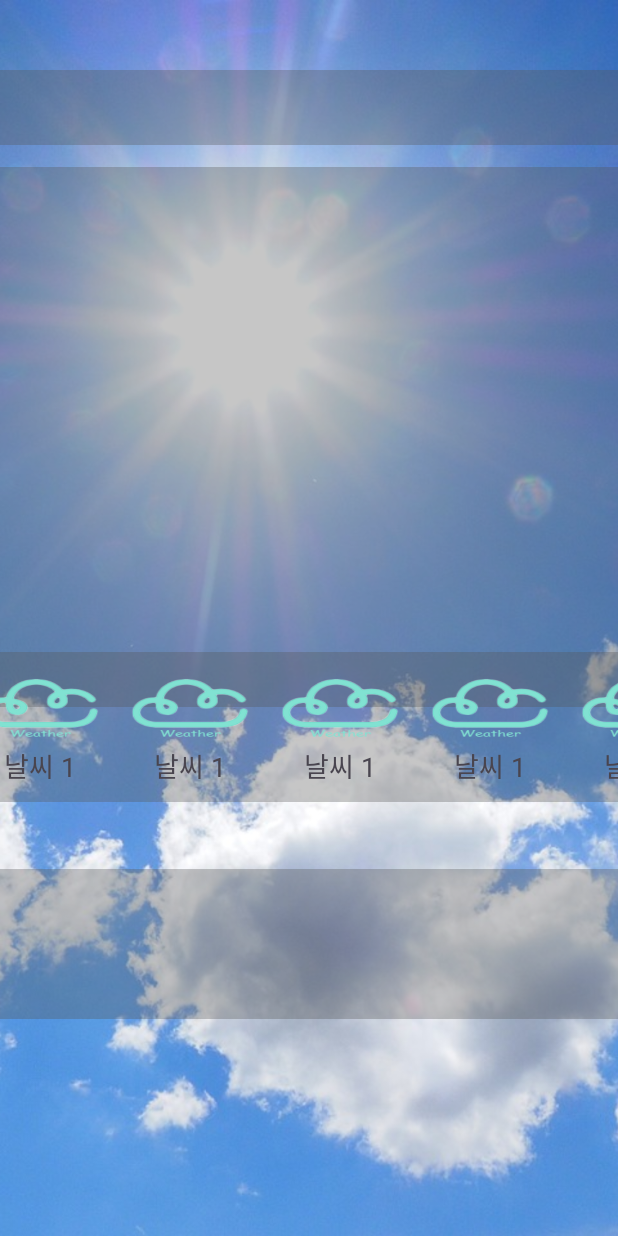
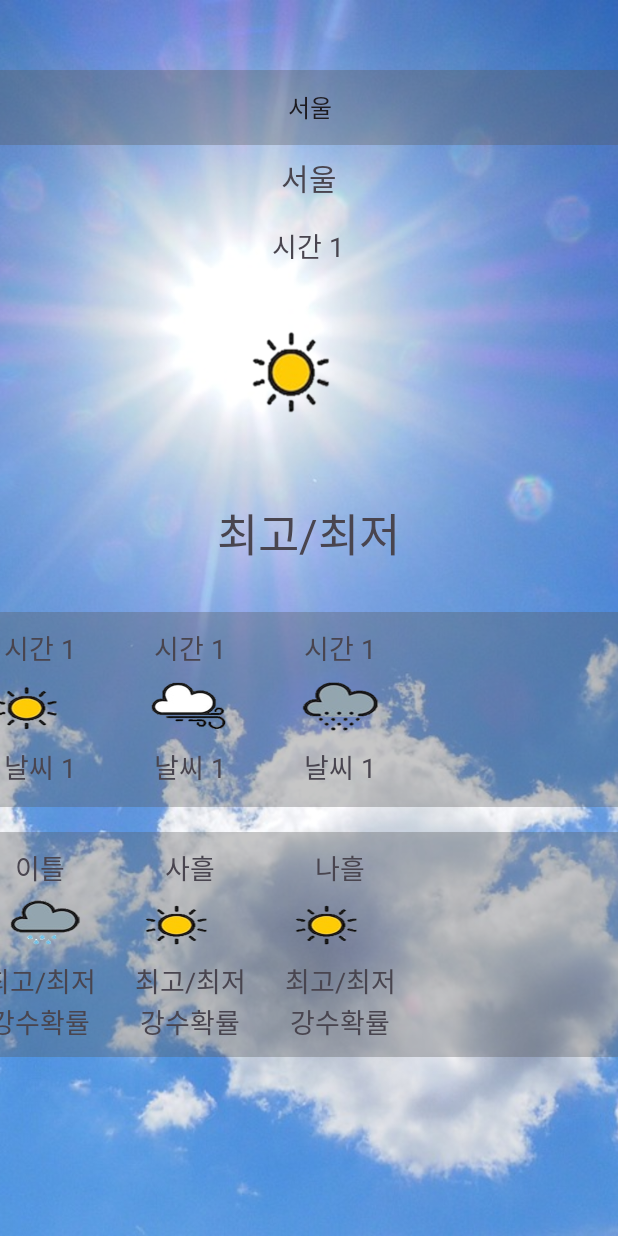
Before and after one commit to JUNUHAM/Java-Project-Weather-App-, an Android app: the screen it shows after launch (MainActivity), on a phone screen of 412 x 824 dp. Run offline under Robolectric (Android 15) with nearby library versions, the phone set to English and light mode, and no system bars.

Commit message:
Spinner 구현

```diff
--- a/app/src/main/java/com/example/weatherproject/MainActivity.java
+++ b/app/src/main/java/com/example/weatherproject/MainActivity.java
@@ -5,6 +5,7 @@ import android.view.View;
 import android.widget.AdapterView;
 import android.widget.ArrayAdapter;
 import android.widget.Spinner;
+import android.widget.TextView;
 
 import androidx.activity.EdgeToEdge;
 import androidx.appcompat.app.AppCompatActivity;
@@ -14,11 +15,32 @@ import androidx.core.view.WindowInsetsCompat;
 
 public class MainActivity extends AppCompatActivity {
 
+    TextView cityName;
+
+    String[] itmes = {"서울", "인천", "대전", "대구", "울산", "부산", "광주", "안양"};
     @Override
     protected void onCreate(Bundle savedInstanceState) {
         super.onCreate(savedInstanceState);
         EdgeToEdge.enable(this);
         setContentView(R.layout.activity_main);
 
+        cityName = findViewById(R.id.cityName);
+        Spinner spinner = findViewById(R.id.my_spinner);
+
+        ArrayAdapter<String> adapter = new ArrayAdapter<String>(this, android.R.layout.simple_spinner_item, itmes);
+        adapter.setDropDownViewResource(android.R.layout.simple_spinner_dropdown_item);
+        spinner.setAdapter(adapter);
+
+        spinner.setOnItemSelectedListener(new AdapterView.OnItemSelectedListener() {
+            @Override
+            public void onItemSelected(AdapterView<?> parent, View view, int position, long id) {
+                cityName.setText(itmes[position]);
+            }
+
+            @Override
+            public void onNothingSelected(AdapterView<?> parent) {
+                cityName.setText("도시 선택");
+            }
+        });
     }
 }
--- a/app/src/main/res/layout/activity_main.xml
+++ b/app/src/main/res/layout/activity_main.xml
@@ -13,8 +13,8 @@
         android:scaleType="centerCrop"
         android:src="@drawable/sunny_day" />
 
-    <androidx.appcompat.widget.AppCompatSpinner
-        android:id="@+id/spn_SPList"
+    <Spinner
+        android:id="@+id/my_spinner"
         android:layout_width="460dp"
         android:layout_height="50dp"
         android:background="#5555"
@@ -25,31 +25,86 @@
         app:layout_constraintStart_toStartOf="parent"
         app:layout_constraintTop_toTopOf="parent"
         app:layout_constraintBottom_toBottomOf="parent"
-        app:layout_constraintVertical_bias="0.06"
-        tools:ignore="MissingConstraints" />
+        app:layout_constraintVertical_bias="0.06"/>
 
-    <View
-        android:id="@+id/view"
-        android:layout_width="460dp"
-        android:layout_height="360dp"
-        android:background="#5555"
+    <TextView
+        android:layout_width="wrap_content"
+        android:layout_height="wrap_content"
+        android:id="@+id/cityName"
         app:layout_constraintEnd_toEndOf="parent"
         app:layout_constraintStart_toStartOf="parent"
         app:layout_constraintTop_toTopOf="parent"
         app:layout_constraintBottom_toBottomOf="parent"
-        app:layout_constraintVertical_bias="0.24"
+        app:layout_constraintVertical_bias="0.13"
+        android:textSize="20dp"
+        android:text="도시 선택"/>
+
+    <View
+        android:id="@+id/view"
+        android:layout_width="400dp"
+        android:layout_height="300dp"
+        android:background="#0000"
+        app:layout_constraintBottom_toBottomOf="parent"
+        app:layout_constraintEnd_toEndOf="parent"
+        app:layout_constraintHorizontal_bias="0.454"
+        app:layout_constraintStart_toStartOf="parent"
+        app:layout_constraintTop_toTopOf="parent"
+        app:layout_constraintVertical_bias="0.232"
         tools:ignore="MissingConstraints" />
+
+    <TextView
+        android:layout_width="80dp"
+        android:layout_height="wrap_content"
+        android:gravity="center"
+        android:text="시간 1"
+        android:textAlignment="center"
+        android:textSize="18sp"
+        app:layout_constraintBottom_toBottomOf="parent"
+        app:layout_constraintEnd_toEndOf="parent"
+        app:layout_constraintHorizontal_bias="0.498"
+        app:layout_constraintStart_toStartOf="parent"
+        app:layout_constraintTop_toTopOf="parent"
+        app:layout_constraintVertical_bias="0.188" />
+
+
+    <ImageView
+        android:layout_width="100dp"
+        android:layout_height="100dp"
+        android:gravity="center"
+        android:src="@drawable/sunny_icon"
+        android:textSize="20sp"
+        app:layout_constraintBottom_toBottomOf="parent"
+        app:layout_constraintEnd_toEndOf="parent"
+        app:layout_constraintHorizontal_bias="0.498"
+        app:layout_constraintStart_toStartOf="parent"
+        app:layout_constraintTop_toTopOf="parent"
+        app:layout_constraintVertical_bias="0.272" />
+
+    <TextView
+        android:layout_width="200dp"
+        android:layout_height="wrap_content"
+        android:gravity="center"
+        android:text="최고/최저"
+        android:textAlignment="center"
+        android:textSize="30sp"
+        app:layout_constraintBottom_toBottomOf="parent"
+        app:layout_constraintEnd_toEndOf="parent"
+        app:layout_constraintHorizontal_bias="0.498"
+        app:layout_constraintStart_toStartOf="parent"
+        app:layout_constraintTop_toTopOf="parent"
+        app:layout_constraintVertical_bias="0.427" />
 
     <HorizontalScrollView
         android:layout_width="460dp"
-        android:layout_height="100dp"
+        android:layout_height="130dp"
         android:background="#5555"
+        app:layout_constraintBottom_toBottomOf="parent"
         app:layout_constraintEnd_toEndOf="parent"
         app:layout_constraintStart_toStartOf="parent"
         app:layout_constraintTop_toTopOf="parent"
-        app:layout_constraintBottom_toBottomOf="parent"
-        app:layout_constraintVertical_bias="0.60"
+        app:layout_constraintVertical_bias="0.588"
         tools:ignore="MissingConstraints">
+
         <LinearLayout
             android:layout_width="wrap_content"
             android:layout_height="wrap_content"
@@ -64,12 +119,20 @@
                 android:padding="10dp">
 
                 <!-- 날씨 표시 -->
+                <TextView
+                    android:layout_width="80dp"
+                    android:layout_height="wrap_content"
+                    android:gravity="center"
+                    android:text="시간 1"
+                    android:textAlignment="center"
+                    android:textSize="18sp" />
+
                 <ImageView
                     android:layout_width="match_parent"
                     android:layout_height="52dp"
                     android:layout_weight="1"
                     android:scaleType="fitXY"
-                    android:src="@drawable/icon" />
+                    android:src="@drawable/sunny_icon" />
 
                 <!-- 텍스트 뷰 -->
                 <TextView
@@ -80,6 +143,7 @@
                     android:textAlignment="center"
                     android:textSize="18sp" />
             </LinearLayout>
+
             <LinearLayout
                 android:layout_width="match_parent"
                 android:layout_height="wrap_content"
@@ -88,12 +152,20 @@
                 android:padding="10dp">
 
                 <!-- 날씨 표시 -->
+                <TextView
+                    android:layout_width="80dp"
+                    android:layout_height="wrap_content"
+                    android:gravity="center"
+                    android:text="시간 1"
+                    android:textAlignment="center"
+                    android:textSize="18sp" />
+
                 <ImageView
                     android:layout_width="match_parent"
                     android:layout_height="52dp"
                     android:layout_weight="1"
                     android:scaleType="fitXY"
-                    android:src="@drawable/icon" />
+                    android:src="@drawable/windy_icon" />
 
                 <!-- 텍스트 뷰 -->
                 <TextView
@@ -104,6 +176,7 @@
                     android:textAlignment="center"
                     android:textSize="18sp" />
             </LinearLayout>
+
             <LinearLayout
                 android:layout_width="match_parent"
                 android:layout_height="wrap_content"
@@ -112,12 +185,20 @@
                 android:padding="10dp">
 
                 <!-- 날씨 표시 -->
+                <TextView
+                    android:layout_width="80dp"
+                    android:layout_height="wrap_content"
+                    android:gravity="center"
+                    android:text="시간 1"
+                    android:textAlignment="center"
+                    android:textSize="18sp" />
+
                 <ImageView
                     android:layout_width="match_parent"
                     android:layout_height="52dp"
                     android:layout_weight="1"
                     android:scaleType="fitXY"
-                    android:src="@drawable/icon" />
+                    android:src="@drawable/snowfall_icon" />
 
                 <!-- 텍스트 뷰 -->
                 <TextView
@@ -128,6 +209,27 @@
                     android:textAlignment="center"
                     android:textSize="18sp" />
             </LinearLayout>
+
+        </LinearLayout>
+    </HorizontalScrollView>
+
+    <HorizontalScrollView
+        android:layout_width="460dp"
+        android:layout_height="150dp"
+        android:background="#5555"
+        app:layout_constraintBottom_toBottomOf="parent"
+        app:layout_constraintEnd_toEndOf="parent"
+        app:layout_constraintStart_toStartOf="parent"
+        app:layout_constraintTop_toTopOf="parent"
+        app:layout_constraintVertical_bias="0.823"
+        tools:ignore="MissingConstraints">
+
+        <LinearLayout
+            android:layout_width="wrap_content"
+            android:layout_height="wrap_content"
+            android:orientation="horizontal">
+
+            <!-- 이미지를 표시하는 레이아웃 -->
             <LinearLayout
                 android:layout_width="match_parent"
                 android:layout_height="wrap_content"
@@ -136,22 +238,39 @@
                 android:padding="10dp">
 
                 <!-- 날씨 표시 -->
+                <TextView
+                    android:layout_width="80dp"
+                    android:layout_height="wrap_content"
+                    android:gravity="center"
+                    android:text="이틀"
+                    android:textAlignment="center"
+                    android:textSize="18sp" />
+
                 <ImageView
                     android:layout_width="match_parent"
                     android:layout_height="52dp"
                     android:layout_weight="1"
                     android:scaleType="fitXY"
-                    android:src="@drawable/icon" />
+                    android:src="@drawable/rainy_icon" />
 
                 <!-- 텍스트 뷰 -->
                 <TextView
                     android:layout_width="80dp"
                     android:layout_height="wrap_content"
                     android:gravity="center"
-                    android:text="날씨 1"
+                    android:text="최고/최저"
+                    android:textAlignment="center"
+                    android:textSize="18sp" />
+
+                <TextView
+                    android:layout_width="80dp"
+                    android:layout_height="wrap_content"
+                    android:gravity="center"
+                    android:text="강수확률"
                     android:textAlignment="center"
                     android:textSize="18sp" />
             </LinearLayout>
+
             <LinearLayout
                 android:layout_width="match_parent"
                 android:layout_height="wrap_content"
@@ -160,22 +279,39 @@
                 android:padding="10dp">
 
                 <!-- 날씨 표시 -->
+                <TextView
+                    android:layout_width="80dp"
+                    android:layout_height="wrap_content"
+                    android:gravity="center"
+                    android:text="사흘"
+                    android:textAlignment="center"
+                    android:textSize="18sp" />
+
                 <ImageView
                     android:layout_width="match_parent"
                     android:layout_height="52dp"
                     android:layout_weight="1"
                     android:scaleType="fitXY"
-                    android:src="@drawable/icon" />
+                    android:src="@drawable/sunny_icon" />
 
                 <!-- 텍스트 뷰 -->
                 <TextView
                     android:layout_width="80dp"
                     android:layout_height="wrap_content"
                     android:gravity="center"
-                    android:text="날씨 1"
+                    android:text="최고/최저"
+                    android:textAlignment="center"
+                    android:textSize="18sp" />
+
+                <TextView
+                    android:layout_width="80dp"
+                    android:layout_height="wrap_content"
+                    android:gravity="center"
+                    android:text="강수확률"
                     android:textAlignment="center"
                     android:textSize="18sp" />
             </LinearLayout>
+
             <LinearLayout
                 android:layout_width="match_parent"
                 android:layout_height="wrap_content"
@@ -184,106 +320,39 @@
                 android:padding="10dp">
 
                 <!-- 날씨 표시 -->
+                <TextView
+                    android:layout_width="80dp"
+                    android:layout_height="wrap_content"
+                    android:gravity="center"
+                    android:text="나흘"
+                    android:textAlignment="center"
+                    android:textSize="18sp" />
+
                 <ImageView
                     android:layout_width="match_parent"
                     android:layout_height="52dp"
                     android:layout_weight="1"
                     android:scaleType="fitXY"
-                    android:src="@drawable/icon" />
+                    android:src="@drawable/sunny_icon" />
 
                 <!-- 텍스트 뷰 -->
                 <TextView
                     android:layout_width="80dp"
                     android:layout_height="wrap_content"
                     android:gravity="center"
-                    android:text="날씨 1"
+                    android:text="최고/최저"
                     android:textAlignment="center"
                     android:textSize="18sp" />
-            </LinearLayout>
-            <LinearLayout
-                android:layout_width="match_parent"
-                android:layout_height="wrap_content"
-                android:layout_weight="10"
-                android:orientation="vertical"
-                android:padding="10dp">
 
-                <!-- 날씨 표시 -->
-                <ImageView
-                    android:layout_width="match_parent"
-                    android:layout_height="52dp"
-                    android:layout_weight="1"
-                    android:scaleType="fitXY"
-                    android:src="@drawable/icon" />
-
-                <!-- 텍스트 뷰 -->
                 <TextView
                     android:layout_width="80dp"
                     android:layout_height="wrap_content"
                     android:gravity="center"
-                    android:text="날씨 1"
-                    android:textAlignment="center"
-                    android:textSize="18sp" />
-            </LinearLayout>
-            <LinearLayout
-                android:layout_width="match_parent"
-                android:layout_height="wrap_content"
-                android:layout_weight="10"
-                android:orientation="vertical"
-                android:padding="10dp">
-
-                <!-- 날씨 표시 -->
-                <ImageView
-                    android:layout_width="match_parent"
-                    android:layout_height="52dp"
-                    android:layout_weight="1"
-                    android:scaleType="fitXY"
-                    android:src="@drawable/icon" />
-
-                <!-- 텍스트 뷰 -->
-                <TextView
-                    android:layout_width="80dp"
-                    android:layout_height="wrap_content"
-                    android:gravity="center"
-                    android:text="날씨 1"
-                    android:textAlignment="center"
-                    android:textSize="18sp" />
-            </LinearLayout>
-            <LinearLayout
-                android:layout_width="match_parent"
-                android:layout_height="wrap_content"
-                android:layout_weight="10"
-                android:orientation="vertical"
-                android:padding="10dp">
-
-                <!-- 날씨 표시 -->
-                <ImageView
-                    android:layout_width="match_parent"
-                    android:layout_height="52dp"
-                    android:layout_weight="1"
-                    android:scaleType="fitXY"
-                    android:src="@drawable/icon" />
-
-                <!-- 텍스트 뷰 -->
-                <TextView
-                    android:layout_width="80dp"
-                    android:layout_height="wrap_content"
-                    android:gravity="center"
-                    android:text="날씨 1"
+                    android:text="강수확률"
                     android:textAlignment="center"
                     android:textSize="18sp" />
             </LinearLayout>
         </LinearLayout>
     </HorizontalScrollView>
 
-    <HorizontalScrollView
-        android:layout_width="460dp"
-        android:layout_height="100dp"
-        android:background="#5555"
-        app:layout_constraintEnd_toEndOf="parent"
-        app:layout_constraintStart_toStartOf="parent"
-        app:layout_constraintTop_toTopOf="parent"
-        app:layout_constraintBottom_toBottomOf="parent"
-        app:layout_constraintVertical_bias="0.80"
-        tools:ignore="MissingConstraints"/>
-
 </androidx.constraintlayout.widget.ConstraintLayout>
```
Also changed, not shown: app/src/main/res/drawable/CloudIcon.png (deleted), app/src/main/res/drawable/RainyIcon.png (deleted), app/src/main/res/drawable/SunnyIcon.png (deleted), app/src/main/res/drawable/snowFallIcon.png (deleted), app/src/main/res/drawable/windy.png (deleted).
